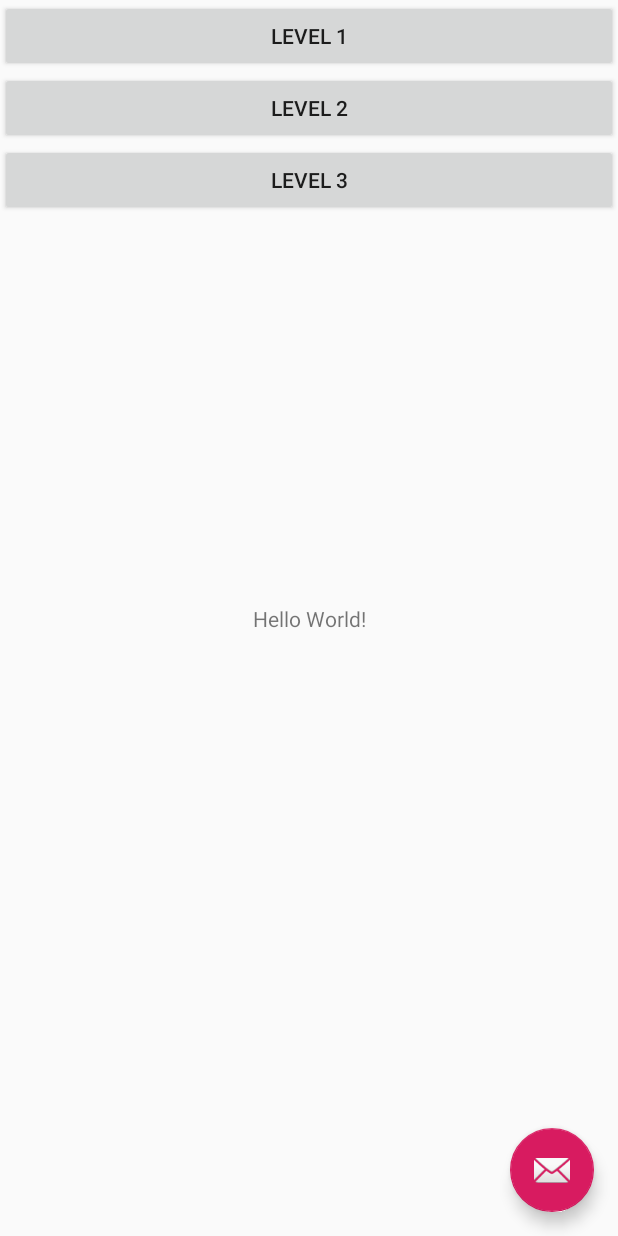
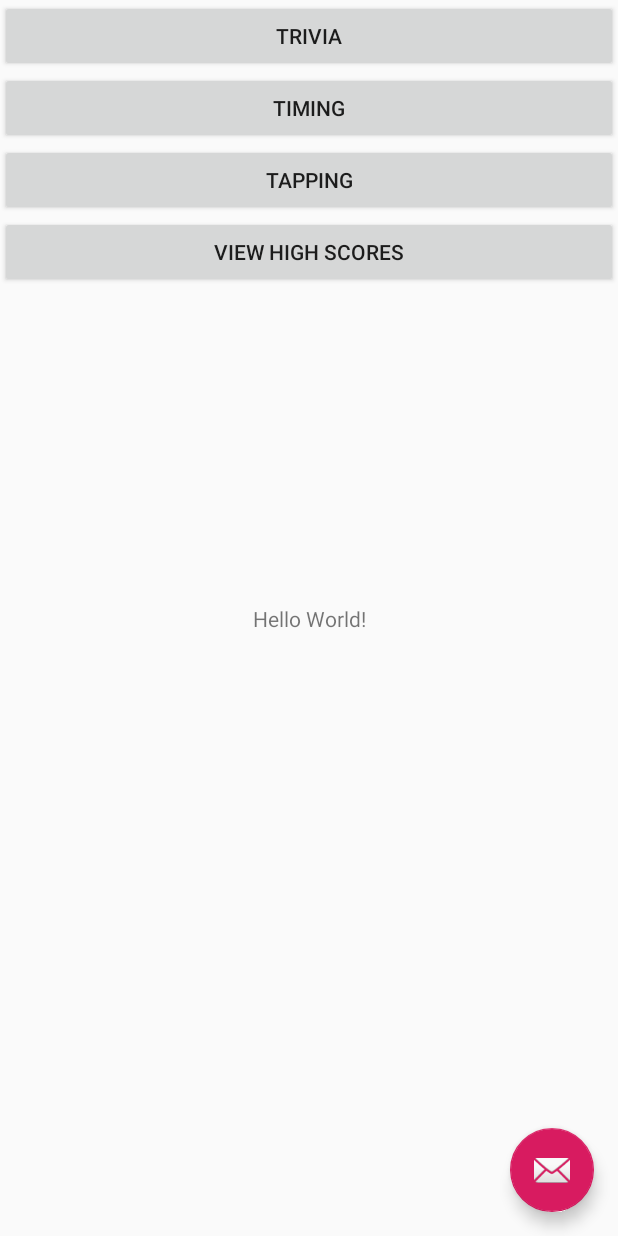
Before and after one commit to ZenghaoWang/Probation, an Android app: the MainActivity screen opened directly, with no data from a screen before it, on a phone screen of 412 x 824 dp. Run offline under Robolectric (Android 15) with nearby library versions, the phone set to English and light mode, and no system bars.

Commit message:
"Connected level select buttons in MainActivity to the games and made an empty high scores screen HighScoresActivity so players can see their high scores for each game."

```diff
--- a/phase1/app/src/main/AndroidManifest.xml
+++ b/phase1/app/src/main/AndroidManifest.xml
@@ -14,6 +14,7 @@
             android:name=".game.implementations.timinggame.TimingGameActivity"
             android:exported="true" />
         <activity android:name=".ui.ScoreScreenActivity" />
+        <activity android:name=".ui.HighScoresActivity" />
         <activity
             android:name=".game.implementations.triviagame.TriviaGameActivity"
             android:exported="true" />
--- a/phase1/app/src/main/java/com/teamacademicprobation/probation/ui/MainActivity.java
+++ b/phase1/app/src/main/java/com/teamacademicprobation/probation/ui/MainActivity.java
@@ -1,5 +1,6 @@
 package com.teamacademicprobation.probation.ui;
 
+import android.content.Intent;
 import android.os.Bundle;
 import android.view.Menu;
 import android.view.MenuItem;
@@ -11,6 +12,9 @@ import androidx.appcompat.app.AppCompatActivity;
 import com.google.android.material.floatingactionbutton.FloatingActionButton;
 import com.google.android.material.snackbar.Snackbar;
 import com.teamacademicprobation.probation.R;
+import com.teamacademicprobation.probation.game.implementations.tappinggame.TapGameActivity;
+import com.teamacademicprobation.probation.game.implementations.timinggame.TimingGameActivity;
+import com.teamacademicprobation.probation.game.implementations.triviagame.TriviaGameActivity;
 
 public class MainActivity extends AppCompatActivity {
 
@@ -19,9 +23,10 @@ public class MainActivity extends AppCompatActivity {
     super.onCreate(savedInstanceState);
     setContentView(R.layout.activity_main);
 
-    Button level1 = findViewById(R.id.level1);
-    Button level2 = findViewById(R.id.level2);
-    Button level3 = findViewById(R.id.level3);
+    Button trivia = findViewById(R.id.trivia);
+    Button timing = findViewById(R.id.timing);
+    Button tapping = findViewById(R.id.tapping);
+    Button bestgames = findViewById(R.id.bestgames);
 
     FloatingActionButton fab = findViewById(R.id.fab);
     fab.setOnClickListener(
@@ -56,4 +61,20 @@ public class MainActivity extends AppCompatActivity {
 
     return super.onOptionsItemSelected(item);
   }
+
+  public void startTrivia(View v){
+    startActivity(new Intent(this, TriviaGameActivity.class));
+  }
+
+  public void startTiming(View v){
+    startActivity(new Intent(this, TimingGameActivity.class));
+  }
+
+  public void startTapping(View v){
+    startActivity(new Intent(this, TapGameActivity.class));
+  }
+
+  public void enterScoreScreen(View v){
+    startActivity(new Intent(this, HighScoresActivity.class));
+  }
 }
--- /dev/null
+++ b/phase1/app/src/main/res/layout/activity_high_scores.xml
@@ -0,0 +1,6 @@
+<?xml version="1.0" encoding="utf-8"?>
+<LinearLayout xmlns:android="http://schemas.android.com/apk/res/android"
+    android:layout_width="match_parent"
+    android:layout_height="match_parent">
+
+</LinearLayout>
--- a/phase1/app/src/main/res/layout/activity_main.xml
+++ b/phase1/app/src/main/res/layout/activity_main.xml
@@ -27,22 +27,32 @@
         android:orientation="vertical">
 
         <Button
-            android:id="@+id/level1"
+            android:id="@+id/trivia"
             android:layout_width="match_parent"
             android:layout_height="wrap_content"
-            android:text="@string/level1" />
+            android:text="Trivia"
+            android:onClick="startTrivia"/>
 
         <Button
-            android:id="@+id/level2"
+            android:id="@+id/timing"
             android:layout_width="match_parent"
             android:layout_height="wrap_content"
-            android:text="@string/level2" />
+            android:text="Timing"
+            android:onClick="startTiming" />
 
         <Button
-            android:id="@+id/level3"
+            android:id="@+id/tapping"
             android:layout_width="match_parent"
             android:layout_height="wrap_content"
-            android:text="@string/level3" />
+            android:text="Tapping"
+            android:onClick="startTapping" />
+
+        <Button
+            android:id="@+id/bestgames"
+            android:layout_width="match_parent"
+            android:layout_height="wrap_content"
+            android:text="View High Scores"
+            android:onClick="enterScoreScreen"/>
     </LinearLayout>
 
 </androidx.coordinatorlayout.widget.CoordinatorLayout>
```
Also changed, not shown: phase1/app/src/main/java/com/teamacademicprobation/probation/ui/HighScoresActivity.java (added, +24 -0 lines).
